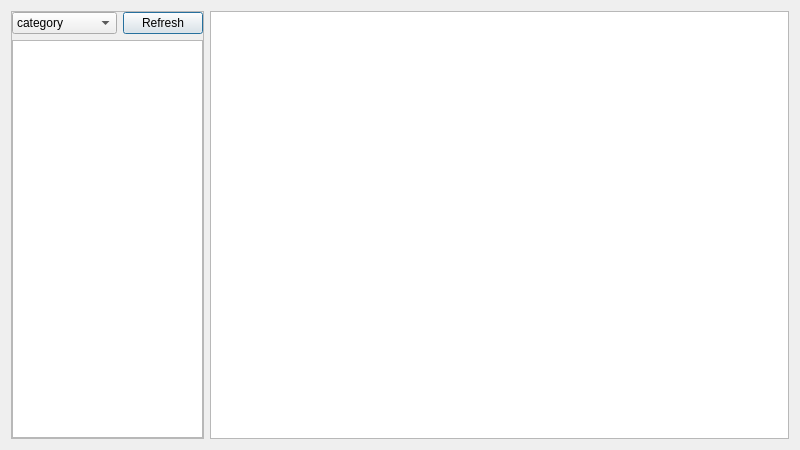
Above: CDTStudio/dialogconsole.ui from chenguanzhou/CDTStudio before the change. Below: the same form after it.
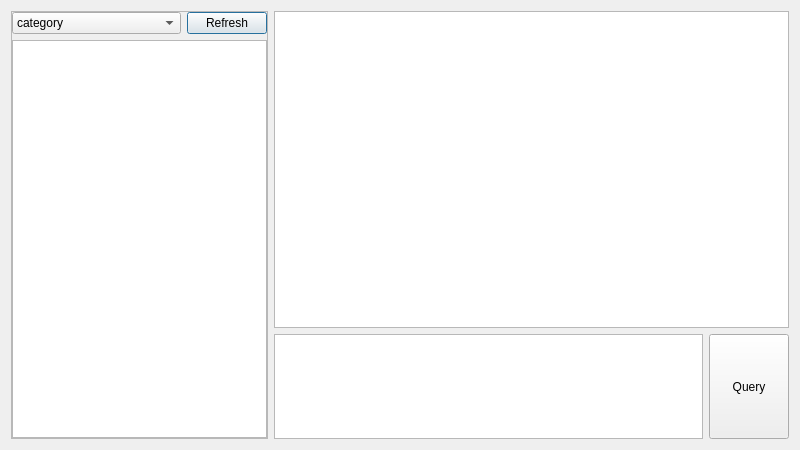
That is the form after the change.

Commit message: add query function in console

Patch:
```diff
--- a/CDTStudio/dialogconsole.ui
+++ b/CDTStudio/dialogconsole.ui
@@ -13,7 +13,7 @@
   <property name="windowTitle">
    <string>Console</string>
   </property>
-  <layout class="QHBoxLayout" name="horizontalLayout_2">
+  <layout class="QHBoxLayout" name="horizontalLayout_3" stretch="1,2">
    <item>
     <widget class="QFrame" name="frame">
      <property name="sizePolicy">
@@ -98,6 +98,8 @@
     </widget>
    </item>
    <item>
+    <layout class="QVBoxLayout" name="verticalLayout_2" stretch="3,1">
+     <item>
     <widget class="QTableView" name="tableView">
      <property name="sizePolicy">
       <sizepolicy hsizetype="Expanding" vsizetype="Expanding">
@@ -108,7 +110,35 @@
      <property name="editTriggers">
       <set>QAbstractItemView::NoEditTriggers</set>
      </property>
-    </widget>
+       <property name="gridStyle">
+        <enum>Qt::DashLine</enum>
+       </property>
+       <property name="sortingEnabled">
+        <bool>true</bool>
+       </property>
+      </widget>
+     </item>
+     <item>
+      <layout class="QHBoxLayout" name="horizontalLayout_2">
+       <item>
+        <widget class="QPlainTextEdit" name="plainTextEditQuery"/>
+       </item>
+       <item>
+        <widget class="QPushButton" name="pushButtonQuery">
+         <property name="sizePolicy">
+          <sizepolicy hsizetype="Minimum" vsizetype="Preferred">
+           <horstretch>0</horstretch>
+           <verstretch>0</verstretch>
+          </sizepolicy>
+         </property>
+         <property name="text">
+          <string>Query</string>
+         </property>
+        </widget>
+       </item>
+      </layout>
+     </item>
+    </layout>
    </item>
   </layout>
  </widget>
```
Lines whose indentation alone changed are shown as unchanged. The commit also changes 2 other files.
